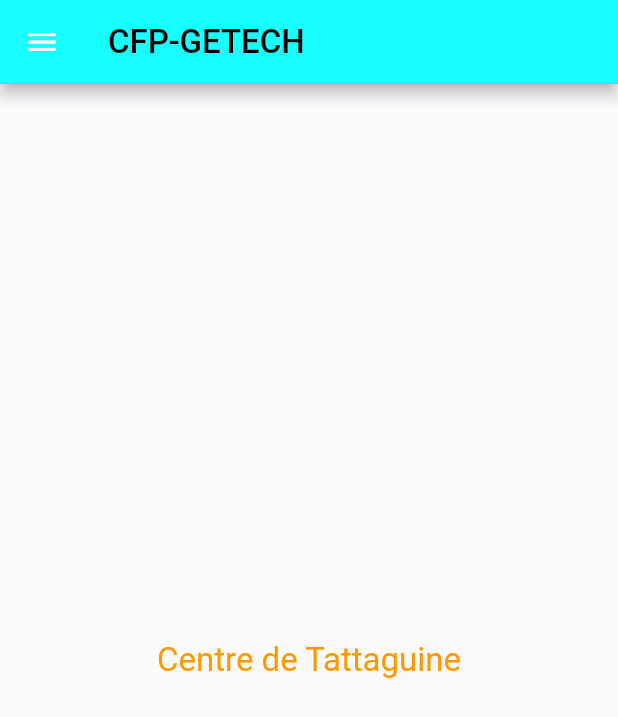
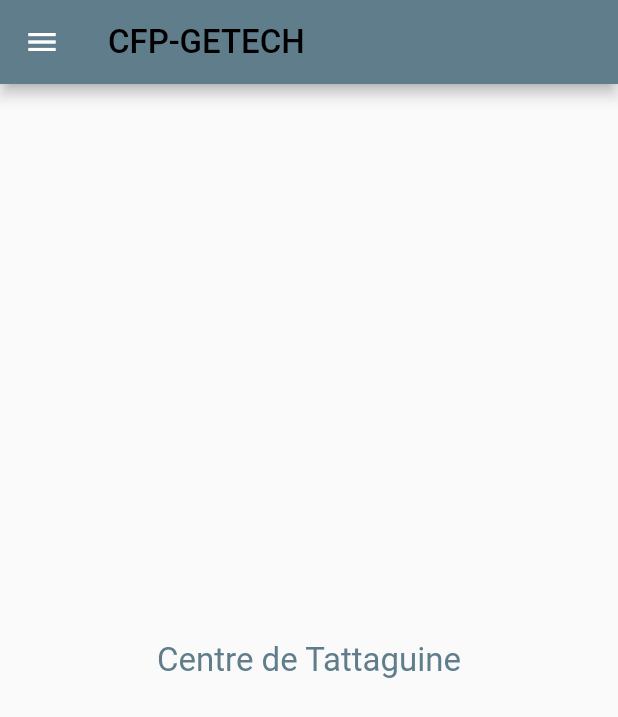
Before and after one commit to aissata0315/Flutter_CFP, a Flutter app: the screen it shows after launch, on a phone screen of 412 x 824 dp. Shown: the top 717 px of the screen. Run offline on Flutter 3.47's test engine with Material 2 defaults, Android fonts, the phone set to English and light mode, and no system bars; Roboto replaces fonts that are missing (times New Roman).

Commit message:
lister les formations

```diff
--- a/lib/Departement.dart
+++ b/lib/Departement.dart
@@ -18,7 +18,7 @@ class DepartementState extends State<Departement>{
   @override
   Widget build(BuildContext context) {
     return Scaffold(
-      appBar: AppBar(title: Text("Listes des departements du centre"),),
+      appBar: AppBar(title: Text("Listes des departements"),),
       body: Center(
           child: this.listeDepartement==null?CircularProgressIndicator():
           ListView.builder(
@@ -46,7 +46,7 @@ class DepartementState extends State<Departement>{
     http.get(url)
         .then((resp){
       setState(() {
-        this.listeDepartement=json.decode(resp.body)['_embedded']['departements'];
+        this.listeDepartement=json.decode(resp.body);
       });
     }).catchError((err){
       print(err);
--- a/lib/main.dart
+++ b/lib/main.dart
@@ -12,7 +12,7 @@ void main()=>runApp(
       theme: ThemeData(
         primarySwatch: Colors.blueGrey,
         appBarTheme: AppBarTheme(
-            color: Colors.cyanAccent
+            color: Colors.blueGrey
         ),
       ),
       debugShowCheckedModeBanner: false,
@@ -31,7 +31,7 @@ class MyApp extends StatelessWidget {
       ),
       body: Center(
         child: Text("Centre de Tattaguine",style: TextStyle(
-            color: Colors.orange, fontFamily: 'times New Roman',fontSize: 22
+            color: Colors.blueGrey, fontFamily: 'times New Roman',fontSize: 22
         ),),
       ),
       drawer: Drawer(
@@ -46,7 +46,7 @@ class MyApp extends StatelessWidget {
                 ),
               ),
               decoration: BoxDecoration(
-                color: Colors.cyanAccent,
+                color: Colors.indigoAccent,
               ),
             ),
             ListTile(
```
Also changed, not shown: lib/Formation.dart (+37 -2 lines).
